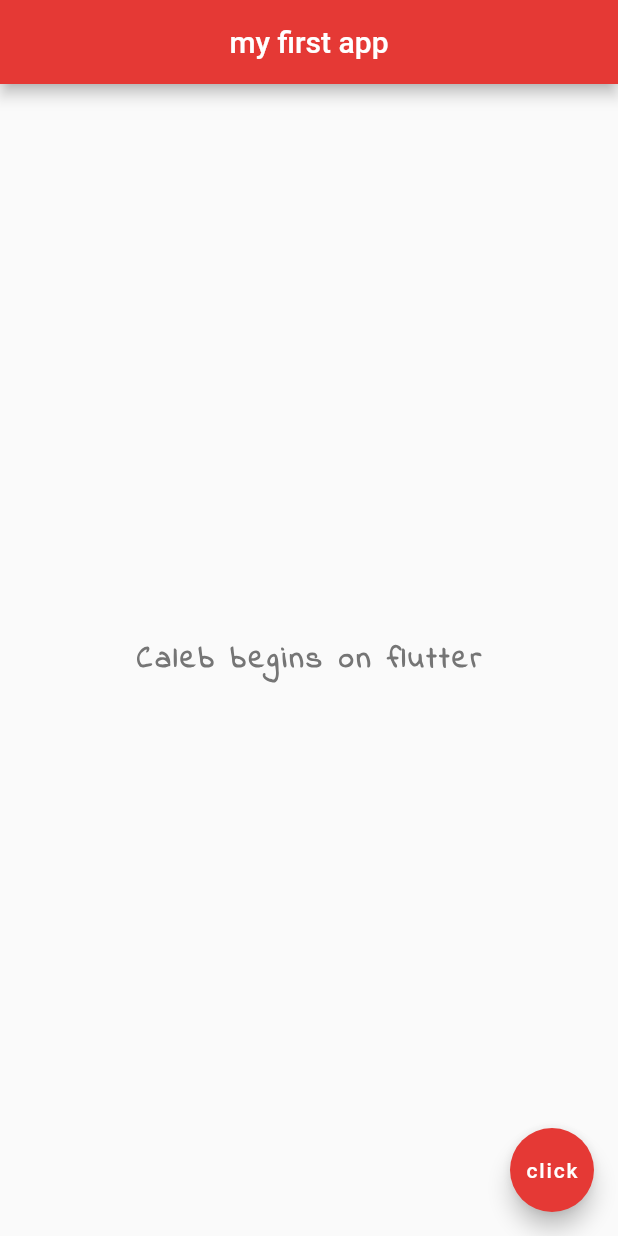
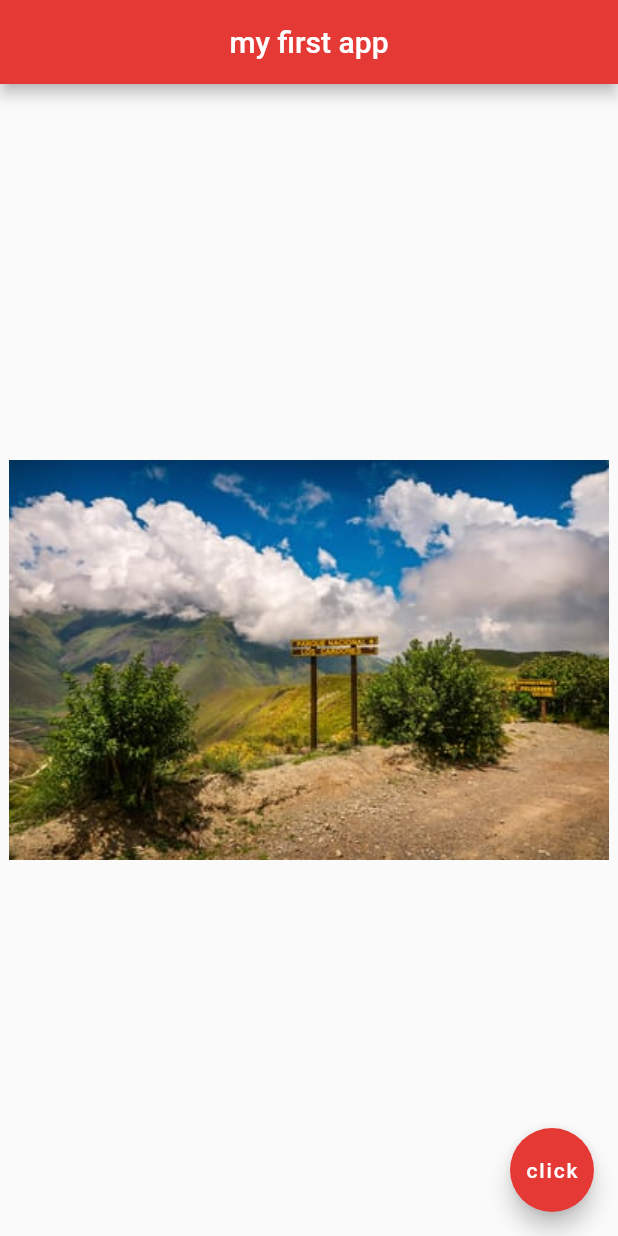
Before and after one commit to MbuguaCaleb/second_flutter_app, a Flutter app: the screen it shows after launch, on a phone screen of 412 x 824 dp. Run offline on Flutter 3.47's test engine with Material 2 defaults, Android fonts, the phone set to English and light mode, and no system bars.

Commit message:
'image-and-assets'

```diff
--- a/lib/main.dart
+++ b/lib/main.dart
@@ -22,17 +22,7 @@ class Home extends StatelessWidget {
         backgroundColor: Colors.red[600],
       ),
       body: Center(
-        child: Text(
-          'Caleb begins on flutter',
-          style: TextStyle(
-              fontSize: 20.0,
-              fontWeight: FontWeight.bold,
-              letterSpacing: 2.0,
-              color: Colors.grey[600],
-              fontFamily: 'indieFlower'
-          ),
-
-        ),
+        child: Image.asset('assets/image3.jpg')
       ),
       floatingActionButton: FloatingActionButton(
         onPressed: (){},
```
Also changed, not shown: pubspec.yaml (+4 -3 lines), assets/image1.jpg (added), assets/image2.jpg (added), assets/image3.jpg (added), assets/image4.jpg (added), assets/image5.jpg (added), 1 other file.
